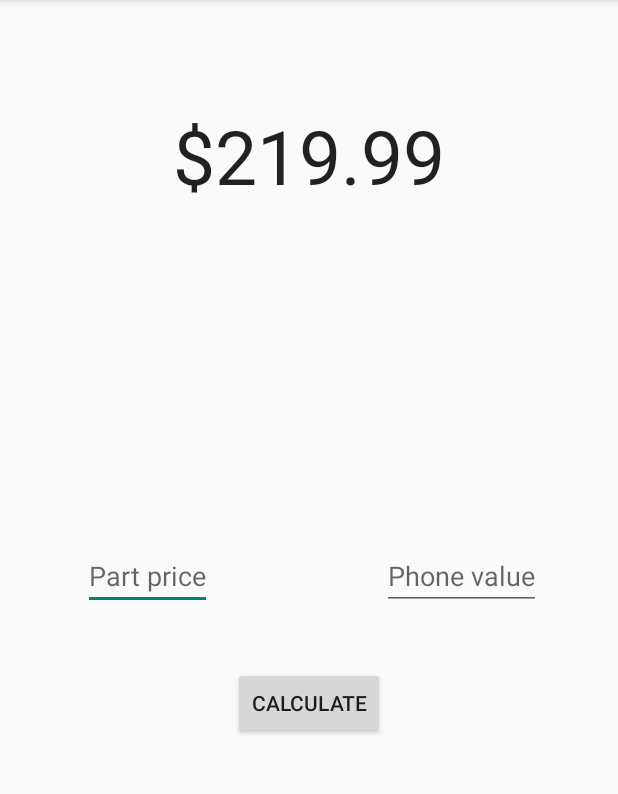
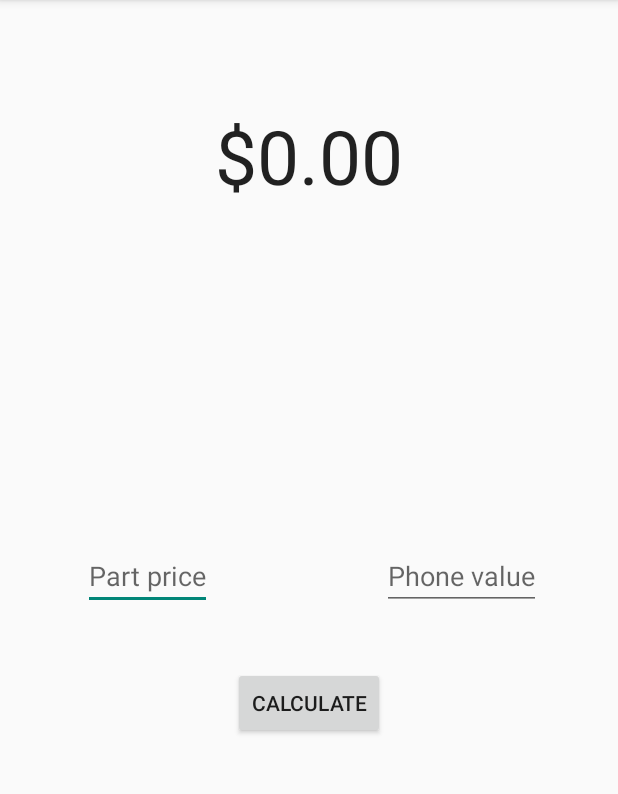
Before and after one commit to devinshoemaker/CPRRepairCalculator, an Android app: the screen it shows after launch (MainActivity), on a phone screen of 412 x 824 dp, the part 84-878 px from its top. Run offline under Robolectric (Android 15) with nearby library versions, the phone set to English and light mode, and no system bars.

Commit message:
Change tvRepairCost default text to $0.00

```diff
--- a/CPR Repair Calculator/src/main/res/layout/activity_main.xml
+++ b/CPR Repair Calculator/src/main/res/layout/activity_main.xml
@@ -46,7 +46,7 @@
         android:layout_width="wrap_content"
         android:layout_height="wrap_content"
         android:textAppearance="?android:attr/textAppearanceLarge"
-        android:text="$219.99"
+        android:text="$0.00"
         android:id="@+id/tvRepairCost"
         android:textSize="50dp"
         android:layout_alignParentTop="true"
```
